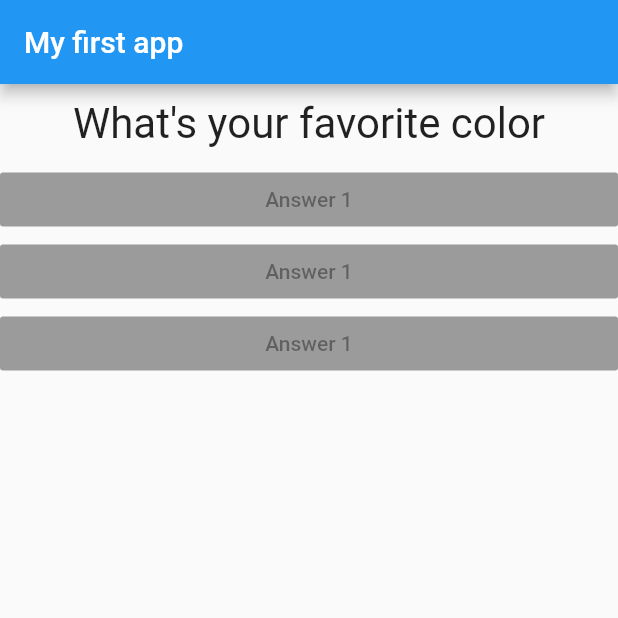
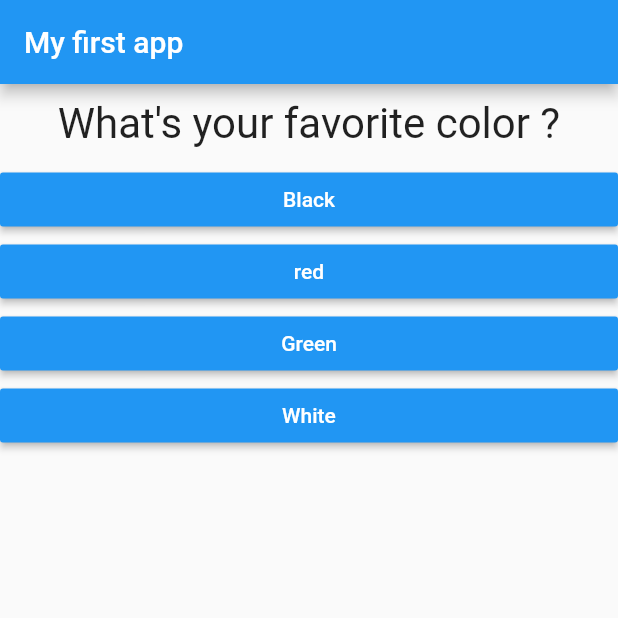
Before and after one commit to EvGen94/Flutter_apps, a Flutter app: the screen it shows after launch, on a phone screen of 412 x 824 dp, the top half of it. Run offline on Flutter 3.47's test engine with Material 2 defaults, Android fonts, the phone set to English and light mode, and no system bars.

Commit message:
add_morequestions

```diff
--- a/counter/lib/answer.dart
+++ b/counter/lib/answer.dart
@@ -1,16 +1,18 @@
 import 'package:flutter/material.dart';
 
 class Answer extends StatelessWidget {
-  const Answer({Key key}) : super(key: key);
-
+  final Function selectHandler;
+  final String answerText ;
+   Answer(this.selectHandler, this.answerText );
   @override
   Widget build(BuildContext context) {
     return Container(
       width: double.infinity,
       child: RaisedButton(
         color: Colors.blue,
-              child: Text("Answer 1"),
-              onPressed: null,
+        textColor: Colors.white,
+              child: Text(answerText),
+              onPressed: selectHandler,
             )
     );
   }
--- a/counter/lib/main.dart
+++ b/counter/lib/main.dart
@@ -2,6 +2,7 @@ import 'package:flutter/material.dart';
 
 import './question.dart';
 import './answer.dart';
+
 // void main(){
 //   runApp(MyApp());
 // }
@@ -16,22 +17,34 @@ class MyApp extends StatefulWidget {
 }
 
 class _MyAppState extends State<MyApp> {
+  final questions = const [
+    {
+      "questionText": "What's your favorite color ?",
+      "answerText": ["Black", "red", "Green", "White"],
+    },
+    {
+      "questionText": "What's your favorite animal ?",
+      "answerText": ["Dog1", "Cat1", "Dog2", "Cat2"],
+    },
+    {
+      "questionText": "Who is your favorite instructor ?",
+      "answerText": ["Me1", "Me2", "Me3", "Me4"],
+    },
+  ];
   var _indexQuestion = 0;
 
-  void answerQuestion() {
+  void _answerQuestion() {
     setState(() {
       _indexQuestion = _indexQuestion + 1;
     });
-
     print(_indexQuestion);
+    if (_indexQuestion < questions.length) {
+      print("We have more questions!");
+    }
   }
 
   @override
   Widget build(BuildContext context) {
-    var questions = [
-      "What's your favorite color",
-      "What's your favorite animal",
-    ];
     return MaterialApp(
       home: Scaffold(
         appBar: AppBar(
@@ -40,15 +53,12 @@ class _MyAppState extends State<MyApp> {
         body: Column(
           children: [
             Question(
-              questions[_indexQuestion],
+              questions[_indexQuestion]['questionText'],
             ),
-            Answer(),
-            Answer(),
-            Answer(),
-
-
-
-
+            ...(questions[_indexQuestion]["answerText"] as List<String>)
+                .map((answer) {
+              return Answer(_answerQuestion, answer);
+            }).toList()
           ],
         ),
       ),
```
